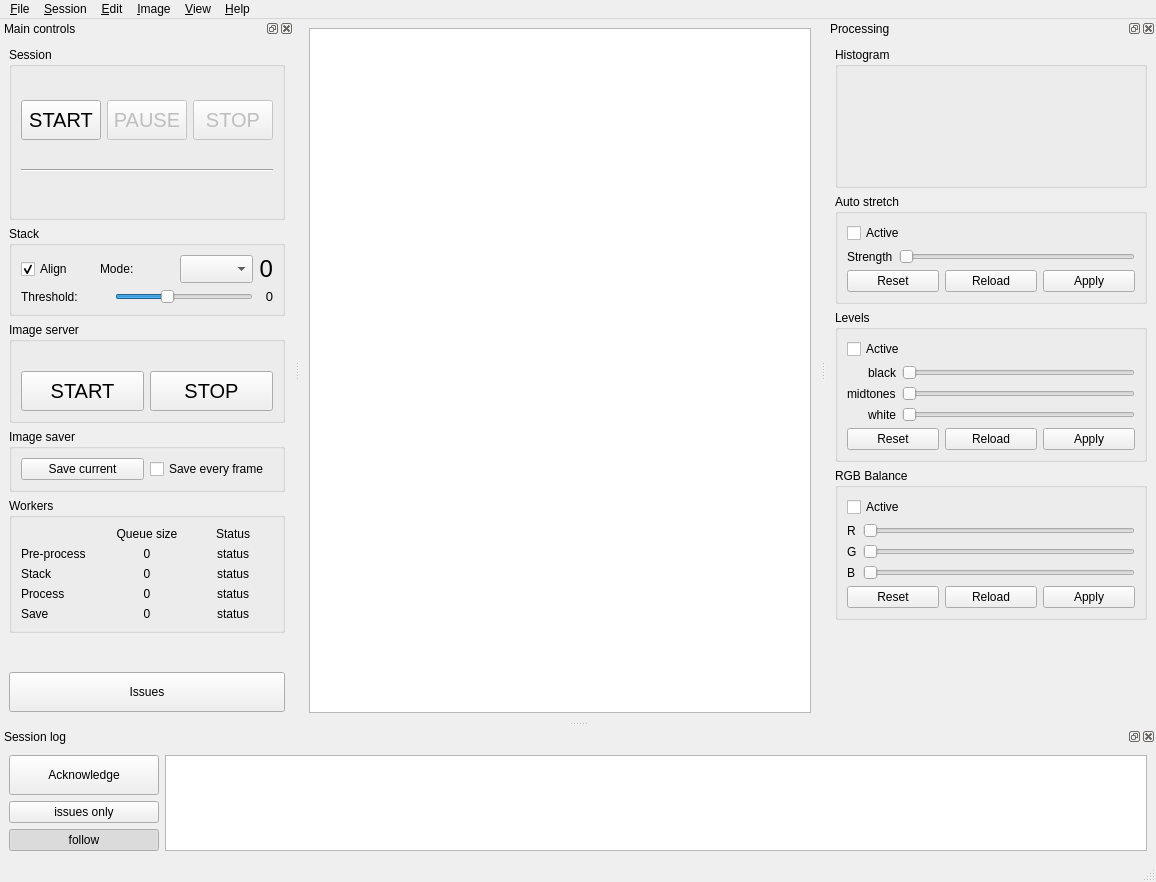
Above: src/als/ui/als_ui.ui from gehelem/als before the change. Below: the same form after it.
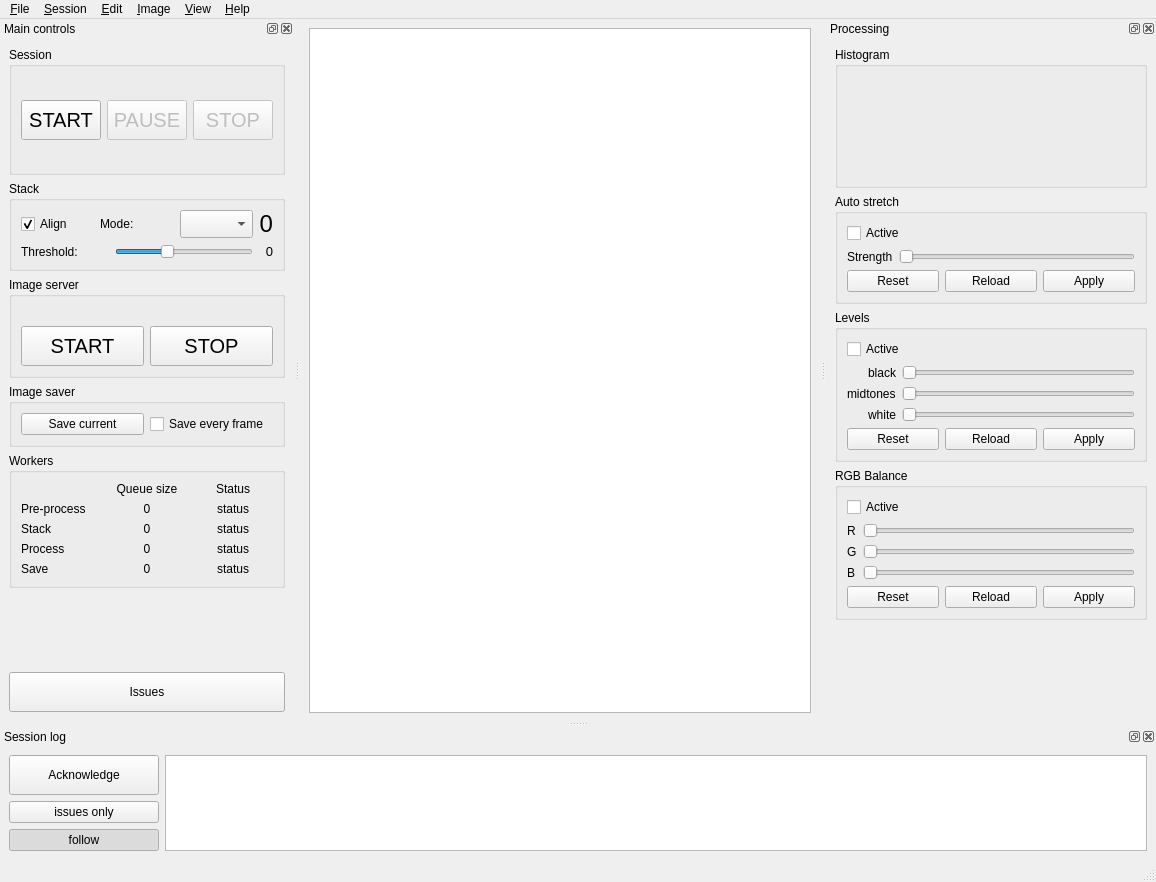
That is the form after the change. Custom widgets are drawn as their Qt base class.

```diff
--- a/src/als/ui/als_ui.ui
+++ b/src/als/ui/als_ui.ui
@@ -267,35 +267,6 @@
           </property>
          </widget>
         </item>
-        <item>
-         <widget class="Line" name="line_2">
-          <property name="orientation">
-           <enum>Qt::Horizontal</enum>
-          </property>
-         </widget>
-        </item>
-        <item>
-         <widget class="QLabel" name="lbl_last_timing">
-          <property name="enabled">
-           <bool>true</bool>
-          </property>
-          <property name="minimumSize">
-           <size>
-            <width>0</width>
-            <height>30</height>
-           </size>
-          </property>
-          <property name="toolTip">
-           <string notr="true"/>
-          </property>
-          <property name="text">
-           <string/>
-          </property>
-          <property name="alignment">
-           <set>Qt::AlignBottom|Qt::AlignLeading|Qt::AlignLeft</set>
-          </property>
-         </widget>
-        </item>
        </layout>
       </widget>
      </item>
```
